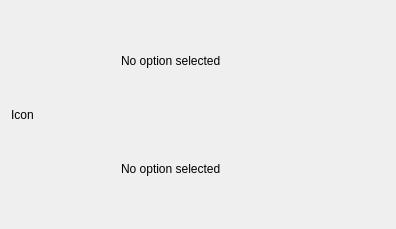
JulianBiancardi/Wolfenstein-Taller1, file editor/src/main/view/ui/option_info.ui: the form before one commit.
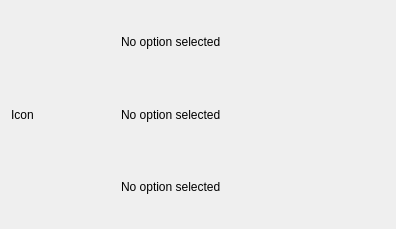
The form after the commit.

Commit message: [UPDATE] - add the type value in the ids.yaml

```diff
--- a/editor/src/main/view/ui/option_info.ui
+++ b/editor/src/main/view/ui/option_info.ui
@@ -45,6 +45,13 @@
        </property>
       </widget>
      </item>
+     <item>
+      <widget class="QLabel" name="Type">
+       <property name="text">
+        <string>No option selected</string>
+       </property>
+      </widget>
+     </item>
      <item>
       <widget class="QLabel" name="Id">
        <property name="text">
```
The commit also changes 23 other files.
